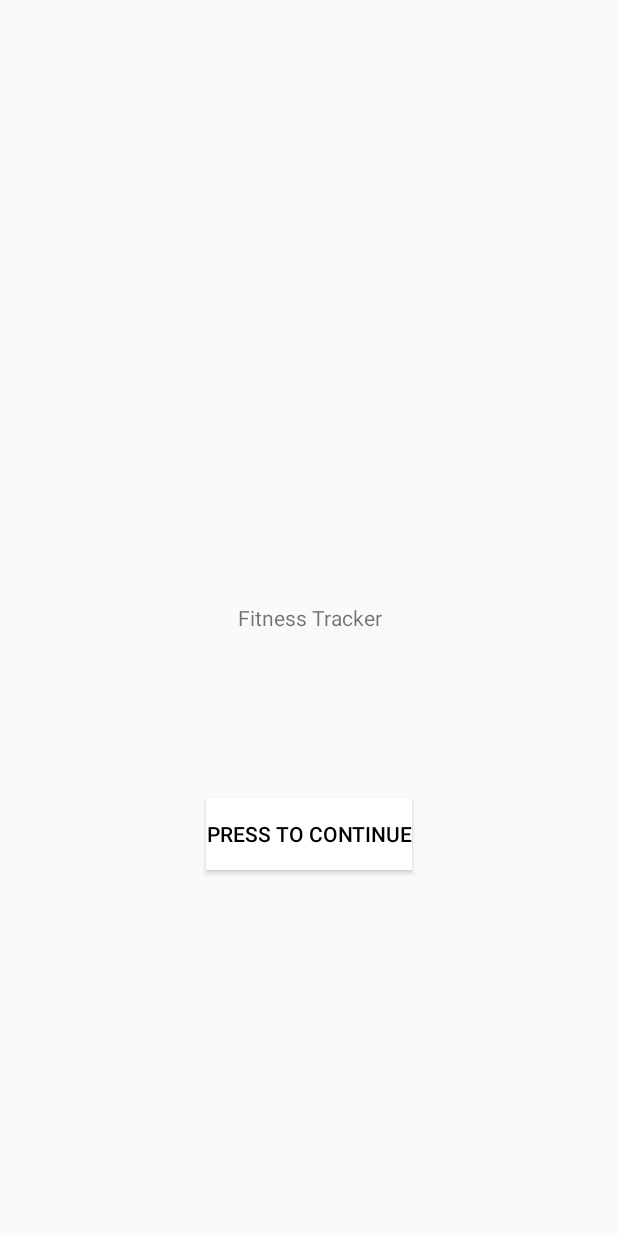
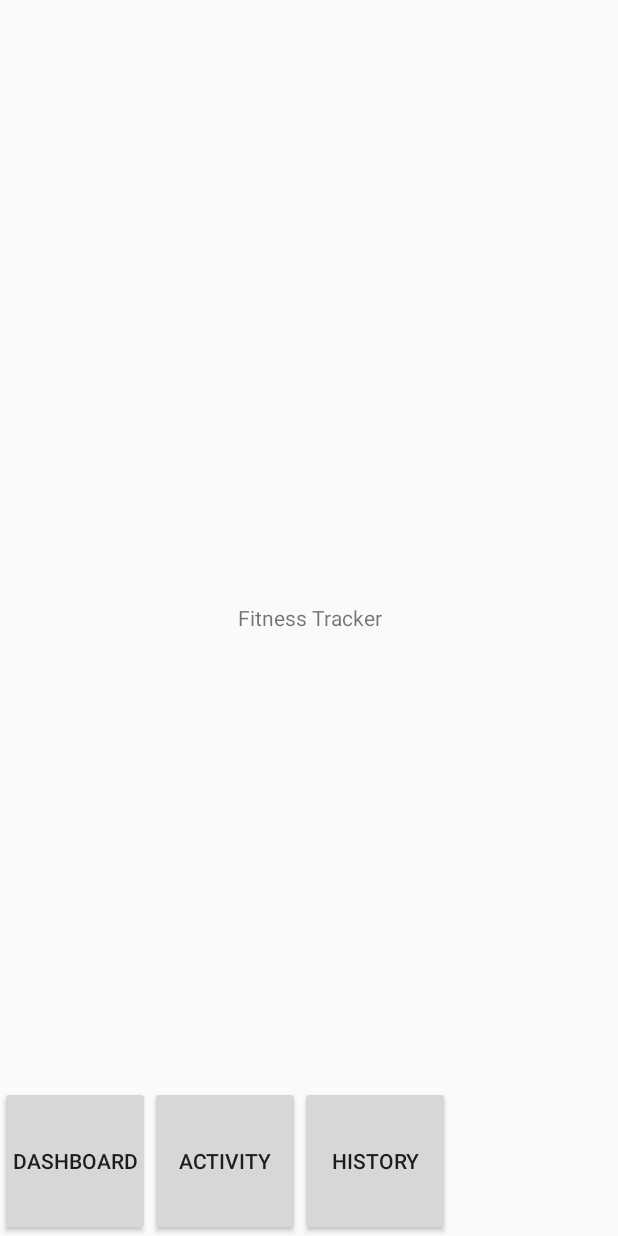
Before and after one commit to GardionS/FitnessTracker, an Android app: the layout main_screen.xml on its own in the app's theme, with its tools: preview values and no code run, on a phone screen of 412 x 824 dp. Run offline under Robolectric (Android 15) with nearby library versions, the phone set to English and light mode, and no system bars.

Commit message:
create a dashboard (bad)

```diff
--- a/app/src/main/res/layout/activity_main.xml
+++ b/app/src/main/res/layout/activity_main.xml
@@ -11,7 +11,7 @@
         android:gravity="center"
         android:text="Fitness Tracker" />
 
-    <androidx.appcompat.widget.AppCompatButton
+    <TextView
         android:id="@+id/button"
         android:layout_width="wrap_content"
         android:layout_height="wrap_content"
@@ -23,4 +23,5 @@
         android:onClick="goToMainLayoutButton"
         android:text="Press to continue"
         android:textColor="@color/black" />
+
 </RelativeLayout>
--- a/app/src/main/res/layout/content_main.xml
+++ b/app/src/main/res/layout/content_main.xml
@@ -1,5 +1,5 @@
 <?xml version="1.0" encoding="utf-8"?>
-<androidx.constraintlayout.widget.ConstraintLayout xmlns:android="http://schemas.android.com/apk/res/android"
+<RelativeLayout xmlns:android="http://schemas.android.com/apk/res/android"
     xmlns:app="http://schemas.android.com/apk/res-auto"
     android:layout_width="match_parent"
     android:layout_height="match_parent"
@@ -16,4 +16,5 @@
         app:layout_constraintStart_toStartOf="parent"
         app:layout_constraintTop_toTopOf="parent"
         app:navGraph="@navigation/nav_graph" />
-</androidx.constraintlayout.widget.ConstraintLayout>
+
+</RelativeLayout>
--- a/app/src/main/res/layout/main_screen.xml
+++ b/app/src/main/res/layout/main_screen.xml
@@ -11,16 +11,8 @@
         android:gravity="center"
         android:text="Fitness Tracker" />
 
-    <androidx.appcompat.widget.AppCompatButton
-        android:id="@+id/button"
-        android:layout_width="wrap_content"
-        android:layout_height="wrap_content"
-        android:layout_below="@+id/titleMainMenu"
-        android:layout_centerInParent="true"
-        android:layout_marginTop="70dp"
-        android:background="@color/white"
-        android:gravity="center"
-        android:onClick="goToMainLayoutButton"
-        android:text="Press to continue"
-        android:textColor="@color/black" />
+    <include layout="@layout/menu_bar"
+        android:layout_alignParentBottom="true"
+        android:layout_width="match_parent"
+        android:layout_height="match_parent" />
 </RelativeLayout>
--- /dev/null
+++ b/app/src/main/res/layout/menu_bar.xml
@@ -0,0 +1,34 @@
+<?xml version="1.0" encoding="utf-8"?>
+<RelativeLayout xmlns:android="http://schemas.android.com/apk/res/android"
+    android:layout_width="match_parent"
+    android:layout_height="70dp"
+
+    android:orientation="horizontal">
+
+    <androidx.appcompat.widget.AppCompatButton
+        android:id="@+id/dashboardMenu"
+        android:layout_width="100dp"
+        android:layout_height="100dp"
+        android:layout_alignParentBottom="true"
+        android:layout_marginHorizontal="0dp"
+
+        android:padding="0dp"
+        android:text="Dashboard" />
+
+    <androidx.appcompat.widget.AppCompatButton
+        android:id="@+id/Activity"
+        android:layout_width="100dp"
+        android:layout_height="100dp"
+        android:layout_alignParentBottom="true"
+        android:layout_toRightOf="@+id/dashboardMenu"
+
+        android:text="Activity" />
+
+    <androidx.appcompat.widget.AppCompatButton
+        android:id="@+id/History"
+        android:layout_width="100dp"
+        android:layout_height="100dp"
+        android:layout_alignParentBottom="true"
+        android:layout_toRightOf="@id/Activity"
+        android:text="History" />
+</RelativeLayout>
```
Also changed, not shown: app/src/main/java/com/example/fitnesstracker/FirstFragment.java (deleted, +0 -49 lines), app/src/main/java/com/example/fitnesstracker/MainScreen.java (added, +20 -0 lines).
